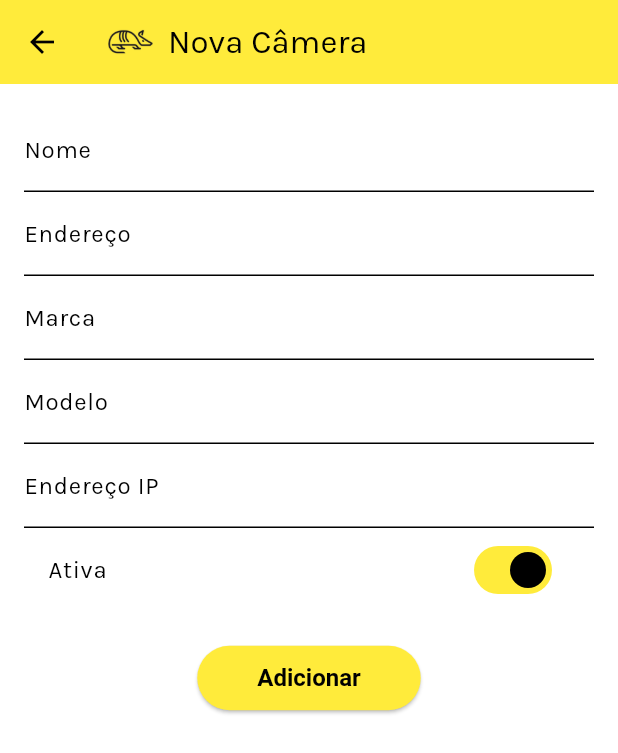
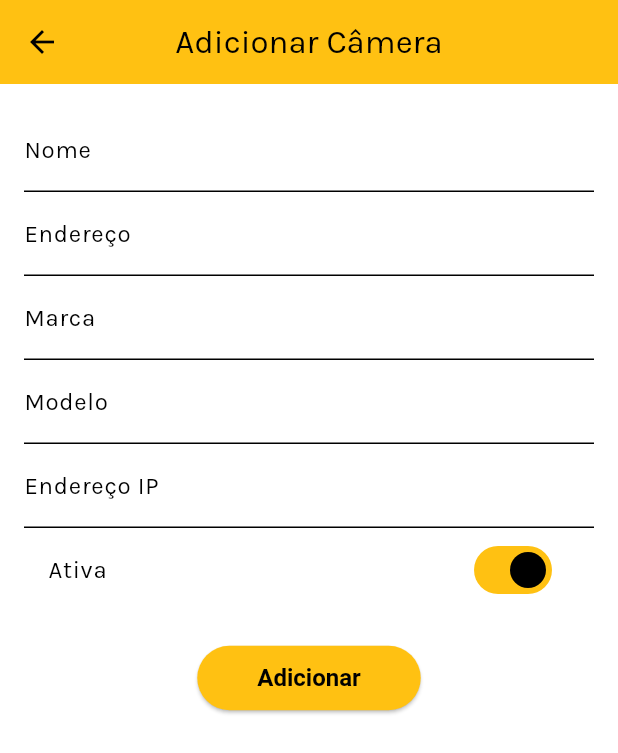
Before and after one commit to Rafaprimak/CRUDCameras, a Flutter app: the screen it shows after launch, after a tap on "Entrar", after a tap on the "add" icon, on a phone screen of 412 x 824 dp. Shown: the top 753 px of the screen. Run offline on Flutter 3.47's test engine with Material 3 defaults, Android fonts, the light colour scheme and no system bars.

Commit message:
Feat - Adicionado botões e arrumado as cores

```diff
--- a/lib/main.dart
+++ b/lib/main.dart
@@ -10,6 +10,8 @@ class MyApp extends StatelessWidget {
   const MyApp({super.key});
   @override
   Widget build(BuildContext context) {
+    final Color customYellow = const Color(0xFFffc112);
+
     return MaterialApp(
       debugShowCheckedModeBanner: false,
       title: 'Camera Management',
@@ -34,7 +36,7 @@ class MyApp extends StatelessWidget {
           labelSmall: TextStyle(fontFamily: 'Karla'),
         ),
         colorScheme: ColorScheme.light(
-          primary: Colors.yellow,
+          primary: customYellow,
           onPrimary: Colors.black,
           secondary: Colors.white,
           onSecondary: Colors.black,
@@ -42,12 +44,12 @@ class MyApp extends StatelessWidget {
           onTertiary: Colors.white,
           surface: Colors.white,
         ),
-        appBarTheme: const AppBarTheme(
-          backgroundColor: Colors.yellow,
+        appBarTheme: AppBarTheme(
+          backgroundColor: customYellow,
           foregroundColor: Colors.black,
         ),
-        floatingActionButtonTheme: const FloatingActionButtonThemeData(
-          backgroundColor: Colors.yellow,
+        floatingActionButtonTheme: FloatingActionButtonThemeData(
+          backgroundColor: customYellow,
           foregroundColor: Colors.black,
         ),
         pageTransitionsTheme: const PageTransitionsTheme(
--- a/lib/screens/camera_details_screen.dart
+++ b/lib/screens/camera_details_screen.dart
@@ -11,19 +11,10 @@ class CameraDetailsScreen extends StatelessWidget {
   Widget build(BuildContext context) {
     return Scaffold(
       appBar: AppBar(
-        title: Row(
-          children: [
-            Image.asset(
-              'assets/images/armadillo_logo.png',
-              width: 30,
-              height: 30,
-            ),
-            const SizedBox(width: 10),
-            const Text('Detalhes da Câmera'),
-          ],
-        ),
+        centerTitle: true,
+        title: const Text('Detalhes da Câmera'),
       ),
-      // Wrap the body content in SingleChildScrollView to make it scrollable
+
       body: SingleChildScrollView(
         child: Padding(
           padding: const EdgeInsets.all(16.0),
@@ -34,7 +25,7 @@ class CameraDetailsScreen extends StatelessWidget {
               const SizedBox(height: 24),
               _buildInfoCard('Informações Gerais', [
                 _buildInfoRow('Nome:', camera.name),
-                _buildInfoRow('Endereço:', camera.address), // Nova linha
+                _buildInfoRow('Endereço:', camera.address),
                 _buildInfoRow('Marca:', camera.brand),
                 _buildInfoRow('Modelo:', camera.model),
               ]),
@@ -47,7 +38,7 @@ class CameraDetailsScreen extends StatelessWidget {
                 _buildStatusRow('Status:', camera.isActive ? 'Ativa' : 'Inativa',
                     camera.isActive ? Colors.green : Colors.red),
               ]),
-              // Add some bottom padding for better scrolling experience
+
               const SizedBox(height: 20),
             ],
           ),
--- a/lib/screens/camera_form_screen.dart
+++ b/lib/screens/camera_form_screen.dart
@@ -52,17 +52,8 @@ class _CameraFormScreenState extends State<CameraFormScreen> {
   Widget build(BuildContext context) {
     return Scaffold(
       appBar: AppBar(
-        title: Row(
-          children: [
-            Image.asset(
-              'assets/images/armadillo_logo.png',
-              width: 30,
-              height: 30,
-            ),
-            const SizedBox(width: 10),
-            Text(_isEditing ? 'Editar Câmera' : 'Nova Câmera'),
-          ],
-        ),
+        centerTitle: true,
+        title: Text(_isEditing ? 'Editar Câmera' : 'Adicionar Câmera'),
       ),
       body: Padding(
         padding: const EdgeInsets.all(16.0),
@@ -137,7 +128,7 @@ class _CameraFormScreenState extends State<CameraFormScreen> {
               ElevatedButton(
                 onPressed: _saveCamera,
                 style: ElevatedButton.styleFrom(
-                  backgroundColor: Colors.yellow,
+                  backgroundColor: const Color(0xFFffc112),
                   foregroundColor: Colors.black,
                   padding: const EdgeInsets.symmetric(horizontal: 40, vertical: 12),
                   textStyle: const TextStyle(
--- a/lib/screens/camera_list_screen.dart
+++ b/lib/screens/camera_list_screen.dart
@@ -20,18 +20,16 @@ class _CameraListScreenState extends State<CameraListScreen> {
   @override
   Widget build(BuildContext context) {
     return Scaffold(
+      backgroundColor: Colors.white,
       appBar: AppBar(
-        title: Row(
-          children: [
-            Image.asset(
-              'assets/images/armadillo_logo.png',
-              width: 30,
-              height: 30,
-            ),
-            const SizedBox(width: 10),
-            const Text('Câmeras Cadastradas'),
-          ],
+        centerTitle: true,
+        leading: Padding(
+          padding: const EdgeInsets.all(8.0),
+          child: Image.asset(
+            'assets/images/armadillo_logo.png',
+          ),
         ),
+        title: const Text('Câmeras Cadastradas'),
         actions: [
           IconButton(
             icon: const Icon(Icons.logout),
@@ -65,7 +63,77 @@ class _CameraListScreenState extends State<CameraListScreen> {
           ),
         ],
       ),
-      body: _buildCameraList(),
+      body: Stack(
+        children: [
+          Positioned(
+            top: 20,
+            left: 20,
+            right: 20,
+            bottom: 20,
+            child: Container(
+              decoration: BoxDecoration(
+                color: const Color(0xFFe9e9e6),
+                borderRadius: BorderRadius.circular(15),
+                boxShadow: [
+                  BoxShadow(
+                    // ignore: deprecated_member_use
+                    color: Colors.black.withOpacity(0.3),
+                    blurRadius: 10,
+                    spreadRadius: -5,
+                    offset: const Offset(0, 0),
+                  ),
+                ],
+              ),
+            ),
+          ),
+          _buildCameraList(),
+          Positioned(
+            bottom: 30,
+            left: 0,
+            right: 0,
+            child: Center(
+              child: ElevatedButton(
+                onPressed: () {
+                  showDialog(
+                    context: context,
+                    builder: (context) => AlertDialog(
+                      title: const Text('S.O.S'),
+                      content: const Text('Enviando pedido de socorro...'),
+                      actions: [
+                        TextButton(
+                          onPressed: () => Navigator.pop(context),
+                          child: const Text('OK'),
+                        ),
+                      ],
+                    ),
+                  );
+                },
+                style: ElevatedButton.styleFrom(
+                  backgroundColor: const Color(0xFFff1b1c),
+                  foregroundColor: Colors.white,
+                  padding: const EdgeInsets.symmetric(horizontal: 40, vertical: 12),
+                  shape: RoundedRectangleBorder(
+                    borderRadius: BorderRadius.circular(30),
+                  ),
+                  textStyle: const TextStyle(
+                    fontSize: 16,
+                    fontWeight: FontWeight.bold,
+                    letterSpacing: 1.2,
+                  ),
+                ),
+                child: const Row(
+                  mainAxisSize: MainAxisSize.min,
+                  children: [
+                    Icon(Icons.warning_amber_rounded),
+                    SizedBox(width: 8),
+                    Text('S.O.S'),
+                  ],
+                ),
+              ),
+            ),
+          ),
+        ],
+      ),
       floatingActionButton: FloatingActionButton(
         onPressed: () => _navigateToCameraForm(context),
         child: const Icon(Icons.add),
@@ -83,6 +151,7 @@ class _CameraListScreenState extends State<CameraListScreen> {
     }
 
     return ListView.builder(
+      padding: const EdgeInsets.all(24),
       itemCount: cameras.length,
       itemBuilder: (context, index) {
         final camera = cameras[index];
--- a/lib/screens/welcome_screen.dart
+++ b/lib/screens/welcome_screen.dart
@@ -13,12 +13,23 @@ class WelcomeScreen extends StatelessWidget {
         child: Column(
           mainAxisAlignment: MainAxisAlignment.center,
           children: [
+            Container(
+              padding: const EdgeInsets.all(25),
+              decoration: BoxDecoration(
+                border: Border.all(
+                  color: const Color(0xFFff7f11),
+                  width: 2.0,
+                ),
+                borderRadius: BorderRadius.circular(15),
+              ),
+              child: Column(
+                children: [
                   Image.asset(
                     'assets/images/armadillo_logo.png',
                     width: 150,
                     height: 150,
                   ),
-            const SizedBox(height: 20),
+                  const SizedBox(height: 0),
                   const Text(
                     'Armadillo',
                     style: TextStyle(
@@ -26,6 +37,9 @@ class WelcomeScreen extends StatelessWidget {
                       fontWeight: FontWeight.bold,
                       color: Colors.black,
                       letterSpacing: 1.5,
+                    ),
+                  ),
+                ],
               ),
             ),
             const SizedBox(height: 40),
@@ -38,7 +52,7 @@ class WelcomeScreen extends StatelessWidget {
                 );
               },
               style: ElevatedButton.styleFrom(
-                backgroundColor: Colors.yellow,
+                backgroundColor: const Color(0xFFffc112),
                 foregroundColor: Colors.black,
                 padding: const EdgeInsets.symmetric(horizontal: 50, vertical: 15),
                 textStyle: const TextStyle(
```
Lines whose indentation alone changed are shown as unchanged.
